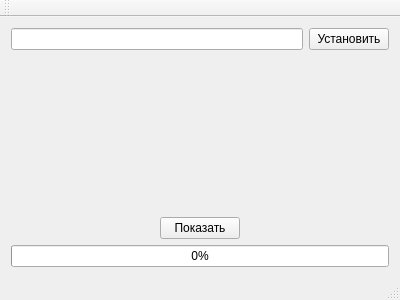
Above: mainwindow.ui from vokhmianin-da/imageFinder before the change. Below: the same form after it.
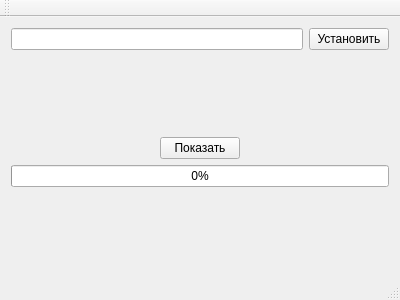
That is the form after the change.

Commit message: Добавлена проверка на пустой запрос

Patch:
```diff
--- a/mainwindow.ui
+++ b/mainwindow.ui
@@ -98,6 +98,13 @@
       </property>
      </widget>
     </item>
+    <item>
+     <widget class="QLabel" name="errorLabel">
+      <property name="text">
+       <string/>
+      </property>
+     </widget>
+    </item>
    </layout>
   </widget>
   <widget class="QMenuBar" name="menuBar">
```
The commit also changes 1 other file.
